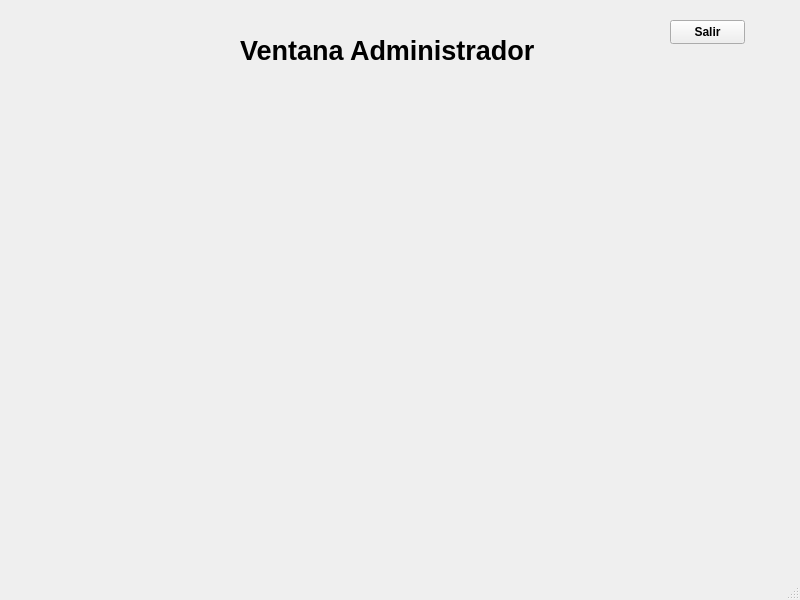
c4rlos-m/proyecto, file plantillas/paginaAdministrador.ui: the form before one commit.
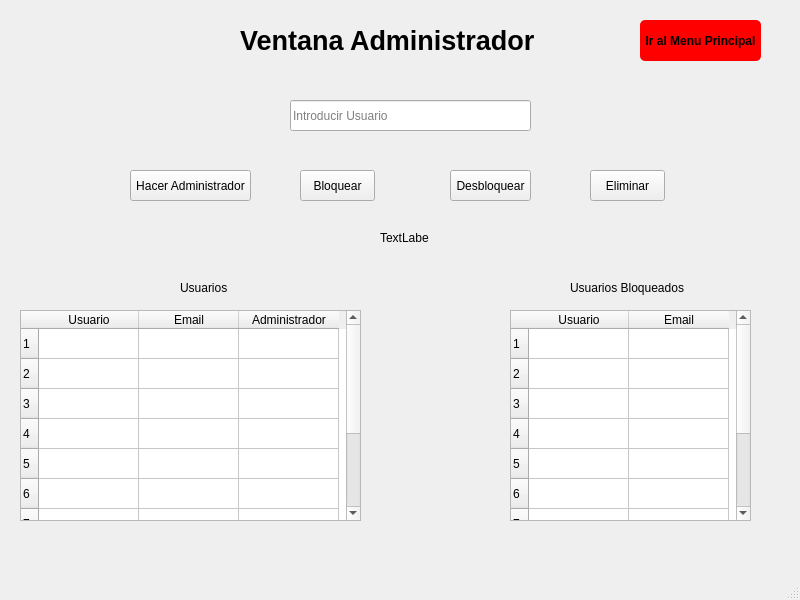
The form after the commit.

Commit message: paginaRegister, paginaAdmin ....

What changed in the file:
```diff
--- a/plantillas/paginaAdministrador.ui
+++ b/plantillas/paginaAdministrador.ui
@@ -18,7 +18,7 @@
     <property name="geometry">
      <rect>
       <x>240</x>
-      <y>0</y>
+      <y>-10</y>
       <width>301</width>
       <height>101</height>
      </rect>
@@ -33,22 +33,208 @@
      <string>Ventana Administrador</string>
     </property>
    </widget>
-   <widget class="QPushButton" name="pushButton">
+   <widget class="QPushButton" name="logoutButton">
     <property name="geometry">
      <rect>
-      <x>670</x>
+      <x>640</x>
       <y>20</y>
-      <width>75</width>
-      <height>24</height>
+      <width>121</width>
+      <height>41</height>
      </rect>
     </property>
     <property name="font">
      <font>
       <bold>true</bold>
+      <underline>false</underline>
+      <strikeout>false</strikeout>
      </font>
     </property>
+    <property name="styleSheet">
+     <string notr="true">background-color: red;
+border-radius: 5px;
+border:  none
+</string>
+    </property>
     <property name="text">
-     <string>Salir</string>
+     <string>Ir al Menu Principal</string>
+    </property>
+   </widget>
+   <widget class="QTableWidget" name="tableWidget">
+    <property name="geometry">
+     <rect>
+      <x>20</x>
+      <y>310</y>
+      <width>341</width>
+      <height>211</height>
+     </rect>
+    </property>
+    <property name="rowCount">
+     <number>10</number>
+    </property>
+    <property name="columnCount">
+     <number>3</number>
+    </property>
+    <row/>
+    <row/>
+    <row/>
+    <row/>
+    <row/>
+    <row/>
+    <row/>
+    <row/>
+    <row/>
+    <row/>
+    <column>
+     <property name="text">
+      <string>Usuario</string>
+     </property>
+    </column>
+    <column>
+     <property name="text">
+      <string>Email</string>
+     </property>
+    </column>
+    <column>
+     <property name="text">
+      <string>Administrador</string>
+     </property>
+    </column>
+   </widget>
+   <widget class="QTableWidget" name="tableWidget_2">
+    <property name="geometry">
+     <rect>
+      <x>510</x>
+      <y>310</y>
+      <width>241</width>
+      <height>211</height>
+     </rect>
+    </property>
+    <property name="rowCount">
+     <number>10</number>
+    </property>
+    <row/>
+    <row/>
+    <row/>
+    <row/>
+    <row/>
+    <row/>
+    <row/>
+    <row/>
+    <row/>
+    <row/>
+    <column>
+     <property name="text">
+      <string>Usuario</string>
+     </property>
+    </column>
+    <column>
+     <property name="text">
+      <string>Email</string>
+     </property>
+    </column>
+   </widget>
+   <widget class="QLabel" name="label_2">
+    <property name="geometry">
+     <rect>
+      <x>180</x>
+      <y>280</y>
+      <width>61</width>
+      <height>16</height>
+     </rect>
+    </property>
+    <property name="text">
+     <string>Usuarios</string>
+    </property>
+   </widget>
+   <widget class="QLabel" name="label_3">
+    <property name="geometry">
+     <rect>
+      <x>570</x>
+      <y>280</y>
+      <width>121</width>
+      <height>16</height>
+     </rect>
+    </property>
+    <property name="text">
+     <string>Usuarios Bloqueados</string>
+    </property>
+   </widget>
+   <widget class="QLineEdit" name="lineEdit">
+    <property name="geometry">
+     <rect>
+      <x>290</x>
+      <y>100</y>
+      <width>241</width>
+      <height>31</height>
+     </rect>
+    </property>
+    <property name="placeholderText">
+     <string>Introducir Usuario</string>
+    </property>
+   </widget>
+   <widget class="QPushButton" name="pushButton">
+    <property name="geometry">
+     <rect>
+      <x>130</x>
+      <y>170</y>
+      <width>121</width>
+      <height>31</height>
+     </rect>
+    </property>
+    <property name="text">
+     <string>Hacer Administrador</string>
+    </property>
+   </widget>
+   <widget class="QPushButton" name="pushButton_2">
+    <property name="geometry">
+     <rect>
+      <x>300</x>
+      <y>170</y>
+      <width>75</width>
+      <height>31</height>
+     </rect>
+    </property>
+    <property name="text">
+     <string>Bloquear</string>
+    </property>
+   </widget>
+   <widget class="QPushButton" name="pushButton_3">
+    <property name="geometry">
+     <rect>
+      <x>450</x>
+      <y>170</y>
+      <width>81</width>
+      <height>31</height>
+     </rect>
+    </property>
+    <property name="text">
+     <string>Desbloquear</string>
+    </property>
+   </widget>
+   <widget class="QPushButton" name="pushButton_4">
+    <property name="geometry">
+     <rect>
+      <x>590</x>
+      <y>170</y>
+      <width>75</width>
+      <height>31</height>
+     </rect>
+    </property>
+    <property name="text">
+     <string>Eliminar</string>
+    </property>
+   </widget>
+   <widget class="QLabel" name="label_4">
+    <property name="geometry">
+     <rect>
+      <x>380</x>
+      <y>230</y>
+      <width>49</width>
+      <height>16</height>
+     </rect>
+    </property>
+    <property name="text">
+     <string>TextLabel</string>
     </property>
    </widget>
   </widget>
```
The commit also changes 12 other files.
